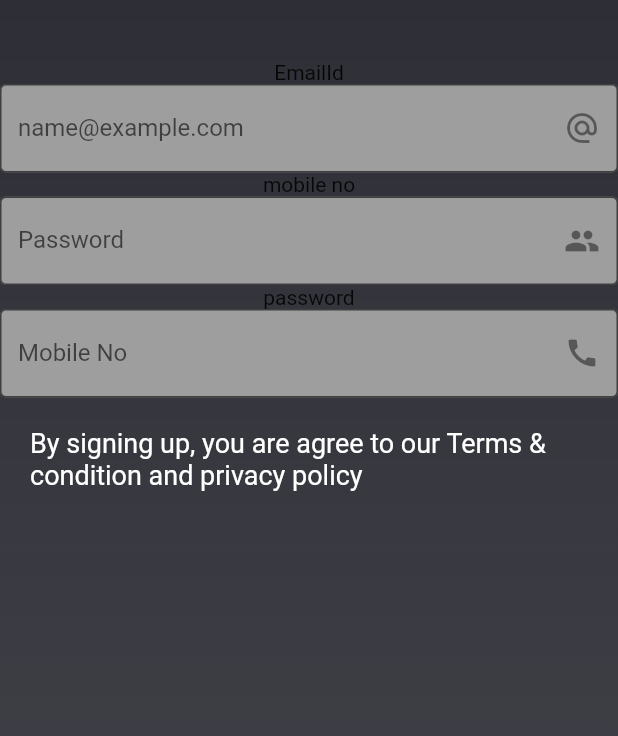
After one commit to Our-Community-TDEC/Our-Community, a Flutter app: the Register screen opened directly, on a phone screen of 412 x 824 dp. The commit adds this screen. Shown: the top 736 px of the screen. Run offline on Flutter 3.47's test engine with Material 2 defaults, Android fonts, the phone set to English and light mode, and no system bars; our stand-ins replace cloud_firestore, firebase_auth, firebase_core, flutter_local_notifications, google_sign_in, syncfusion_flutter_calendar; missing offline and left inert: cloud_firestore_web, firebase_auth_web, firebase_core_web, google_sign_in_web, razorpay_flutter, upi_india; accounts and stored records are empty; network calls fail.

Commit message:
graddle error solve

```diff
--- /dev/null
+++ b/lib/logic/suggestion_logic.dart
@@ -0,0 +1,3 @@
+class suggestion_logic{
+
+}
--- a/lib/main.dart
+++ b/lib/main.dart
@@ -58,7 +58,7 @@ class BasePage extends StatelessWidget {
         stream: FirebaseAuth.instance.authStateChanges(),
         builder: (context, snapshot) {
           if (snapshot.hasData) {
-            return show_complaint();
+            return HomePage();
           } else if (snapshot.connectionState == ConnectionState.waiting) {
             return Center(child: CircularProgressIndicator());
           } else if (snapshot.hasError) {
--- a/lib/screens/login_page.dart
+++ b/lib/screens/login_page.dart
@@ -127,7 +127,8 @@ class LogIn extends StatelessWidget with Login_Logic {
                       } on FirebaseAuthException catch (e) {
                         print(e);
                       }
-                      Navigator.push(
+                      Navigator.popUntil(context, (route) => route.isFirst);
+                      Navigator.pushReplacement(
                         context,
                         MaterialPageRoute(builder: (context) => BasePage()),
                       );
@@ -164,7 +165,8 @@ class LogIn extends StatelessWidget with Login_Logic {
                                 Provider.of<GoogleSignInProviderss>(context,
                                     listen: false);
                                 prov.googleLogIn();
-                                Navigator.push(
+                                Navigator.popUntil(context, (route) => route.isFirst);
+                                Navigator.pushReplacement(
                                   context,
                                   MaterialPageRoute(
                                       builder: (context) => BasePage()),
--- /dev/null
+++ b/lib/screens/register/register.dart
@@ -0,0 +1,101 @@
+import 'package:flutter/material.dart';
+
+class Register extends StatelessWidget {
+  final emailController = TextEditingController();
+  final passwordController = TextEditingController();
+  final mobileController = TextEditingController();
+  Color gradient_top = Color(0xFF2E2F36);
+  Color gradient_bot = Color(0xE02E2F36);
+
+  var elivator;
+
+  @override
+  Widget build(BuildContext context) {
+    return Container(
+      decoration: BoxDecoration(
+          gradient: LinearGradient(
+            begin: Alignment.topCenter,
+            end: Alignment.bottomCenter,
+            colors: [gradient_top, gradient_bot],
+          )),
+      child: Scaffold(
+        resizeToAvoidBottomInset: true,
+        backgroundColor: Colors.transparent,
+        body: SingleChildScrollView(
+          child: Container(
+            child: Column(
+                children: [
+                  Padding(
+                    padding: const EdgeInsets.fromLTRB(0, 40, 0, 0),
+                    child: Column(
+                        children: <Widget>[
+                          Text("EmailId"),
+                          TextField(
+                            controller: emailController,
+                            decoration: const InputDecoration(
+                              filled: true,
+                              fillColor: Colors.grey,
+                              border: OutlineInputBorder(),
+                              labelText: 'name@example.com',
+                              hintText: 'Enter E-Mail ID',
+                              suffixIcon:Icon(Icons.alternate_email),
+
+                            ),
+                          ),
+                          Text("mobile no"),
+                          TextField(
+                            obscureText: true,
+                            controller: passwordController,
+                            decoration: InputDecoration(
+                              filled: true,
+                              fillColor: Colors.grey,
+                              border: OutlineInputBorder(),
+                              labelText: 'Password',
+                              hintText: 'Enter Password',
+                              suffixIcon:Icon(Icons.people),
+                            ),
+                            enableSuggestions: false,
+                            autocorrect: false,
+                            obscuringCharacter: "●",
+                          ),
+                          Text("password"),
+                          TextField(
+                            obscureText: true,
+                            controller: passwordController,
+                            decoration: InputDecoration(
+                              filled: true,
+                              fillColor: Colors.grey,
+                              border: OutlineInputBorder(),
+                              labelText: 'Mobile No',
+                              suffixIcon:Icon(Icons.call),
+                              hintText: 'Enter Mobile No',
+                            ),
+                            enableSuggestions: false,
+                            autocorrect: false,
+                            obscuringCharacter: "●",
+                          ),
+                          Padding(
+                            padding: const EdgeInsets.all(20.0),
+                            child: RichText(
+                              text: TextSpan(
+                                text: 'By signing up, you are agree to our Terms & condition and privacy policy',
+                                style: TextStyle(color: Colors.white, fontSize: 18.0),
+                                children: <TextSpan>[
+                                  TextSpan(
+                                      style: TextStyle(fontWeight: FontWeight.bold, )
+                                  ),
+                                ],
+                              ),
+                            ),
+                          ),
+                        ]
+                    ),
+                  ),
+                ]
+            ),
+          ),
+        ),
+      ),
+    );
+  }
+}
```
Also changed, not shown: lib/screens/Admin/show_complaint.dart (+7 -0 lines), lib/screens/suggestion/suggestion.dart (added, +301 -0 lines), lib/screens/welcome_page.dart (+6 -3 lines), 2 other files. Lines whose indentation alone changed are shown as unchanged.
